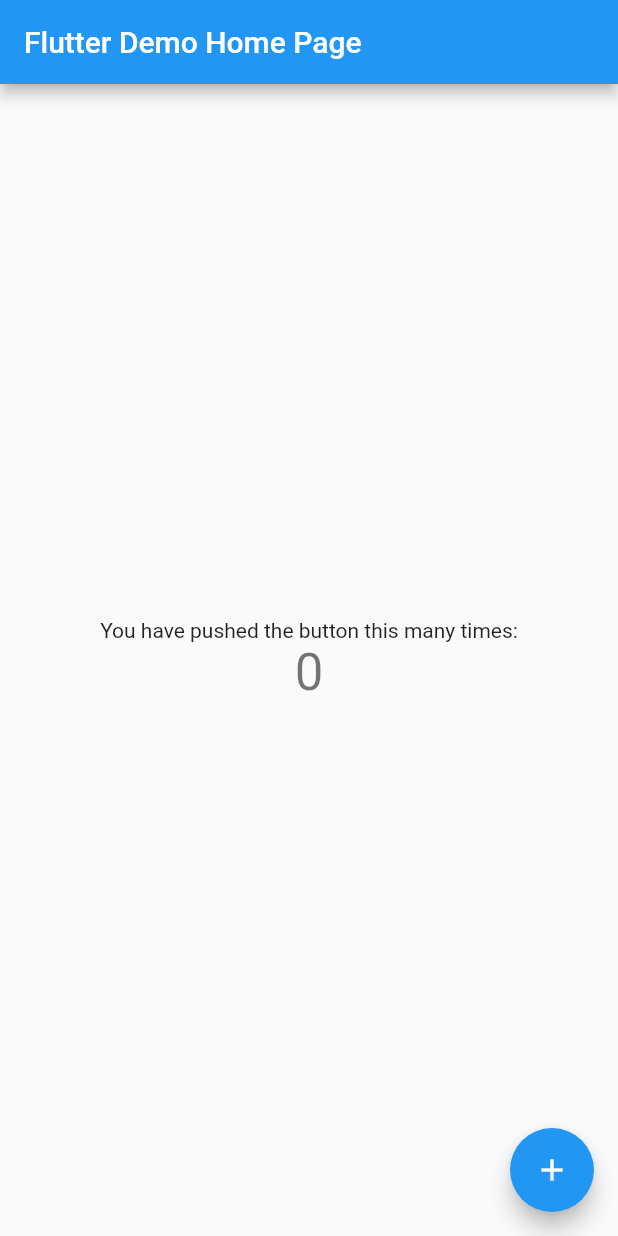
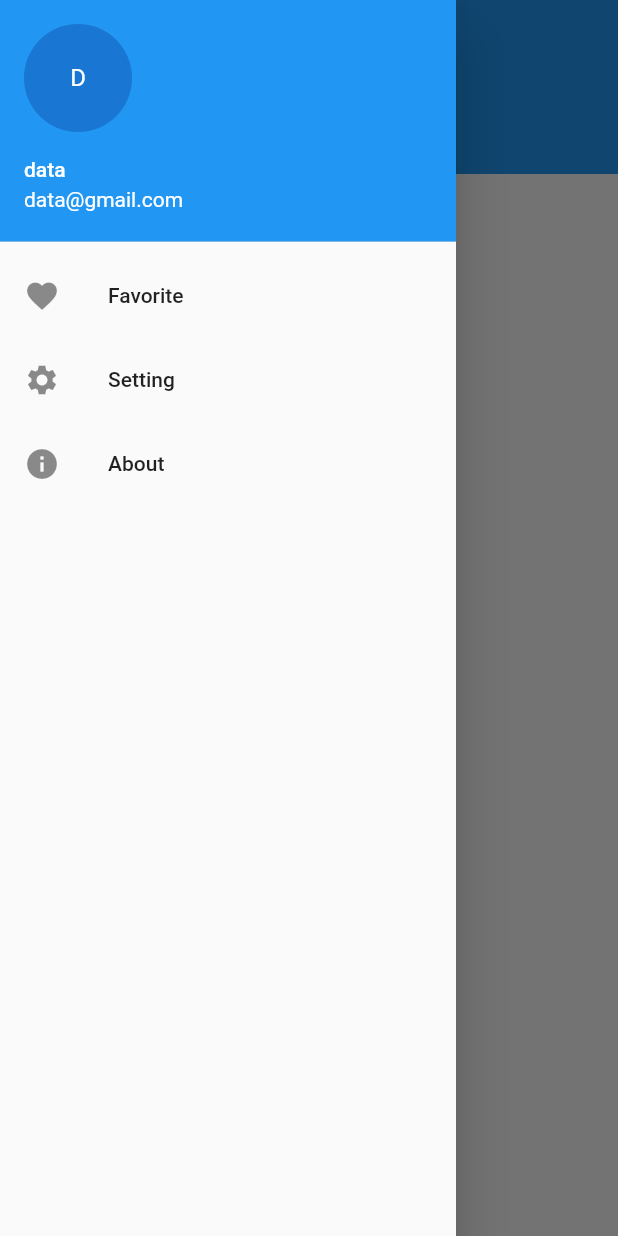
Before and after one commit to biswa1751/Book-Buddy, a Flutter app: the screen it shows after launch, with the side drawer open (before the commit the screen has no drawer), on a phone screen of 412 x 824 dp. Run offline on Flutter 3.47's test engine with Material 2 defaults, Android fonts, the phone set to English and light mode, and no system bars.

Commit message:
Initial UI

```diff
--- /dev/null
+++ b/lib/drawer.dart
@@ -0,0 +1,43 @@
+import 'package:flutter/material.dart';
+
+class MyDrawer extends StatefulWidget {
+  @override
+  _MyDrawerState createState() => _MyDrawerState();
+}
+
+class _MyDrawerState extends State<MyDrawer> {
+  @override
+  Widget build(BuildContext context) {
+    return Drawer(
+      child: ListView(
+        children: <Widget>[
+          UserAccountsDrawerHeader(
+            accountEmail: Text("data@gmail.com"),
+            accountName: Text("data"),
+            currentAccountPicture: CircleAvatar(
+              child: Text("D"),
+            ),
+          ),
+
+          ListTile(
+            leading: Icon(Icons.favorite),
+            title: Text("Favorite"),
+            onTap: (){
+              Navigator.pushNamed(context, "favorite");
+            },
+          ),
+          ListTile(
+            leading: Icon(Icons.settings),
+            title: Text("Setting"),
+            onTap: (){},
+          ),
+          ListTile(
+            leading: Icon(Icons.info),
+            title: Text("About"),
+            onTap: (){},
+          ),
+        ],
+      ),
+    );
+  }
+}
--- /dev/null
+++ b/lib/favorite.dart
@@ -0,0 +1,24 @@
+import 'package:flutter/material.dart';
+
+class Favorite extends StatefulWidget {
+  @override
+  _FavoriteState createState() => _FavoriteState();
+}
+
+class _FavoriteState extends State<Favorite> {
+  @override
+  Widget build(BuildContext context) {
+    return Scaffold(
+      appBar: AppBar(
+        title: Text("Favorite"),
+        leading: IconButton(
+          icon: Icon(Icons.arrow_back),
+          onPressed: (){
+            Navigator.pop(context);
+          },
+        ),
+      ),
+
+    );
+  }
+}
--- /dev/null
+++ b/lib/home_page.dart
@@ -0,0 +1,28 @@
+import 'package:book_buddy/drawer.dart';
+import 'package:flutter/material.dart';
+
+
+class MyHomePage extends StatefulWidget {
+  @override
+  _MyHomePageState createState() => _MyHomePageState();
+}
+
+class _MyHomePageState extends State<MyHomePage> {
+  @override
+  Widget build(BuildContext context) {
+    return Scaffold(
+      appBar: AppBar(
+        elevation: 0,
+      ),
+      drawer: MyDrawer(),
+      body: ListView(
+        children: <Widget>[
+          Container(
+            color: Theme.of(context).primaryColor,
+            height: 60.0,
+          )
+        ],
+      ),
+    );
+  }
+}
--- a/lib/main.dart
+++ b/lib/main.dart
@@ -1,111 +1,19 @@
+import 'package:book_buddy/favorite.dart';
+import 'package:book_buddy/home_page.dart';
 import 'package:flutter/material.dart';
 
 void main() => runApp(MyApp());
 
 class MyApp extends StatelessWidget {
-  // This widget is the root of your application.
   @override
   Widget build(BuildContext context) {
     return MaterialApp(
       title: 'Flutter Demo',
       theme: ThemeData(
-        // This is the theme of your application.
-        //
-        // Try running your application with "flutter run". You'll see the
-        // application has a blue toolbar. Then, without quitting the app, try
-        // changing the primarySwatch below to Colors.green and then invoke
-        // "hot reload" (press "r" in the console where you ran "flutter run",
-        // or simply save your changes to "hot reload" in a Flutter IDE).
-        // Notice that the counter didn't reset back to zero; the application
-        // is not restarted.
         primarySwatch: Colors.blue,
       ),
-      home: MyHomePage(title: 'Flutter Demo Home Page'),
+      home: MyHomePage(),
+      routes: {"favorite": (_) => Favorite()},
     );
   }
 }
-
-class MyHomePage extends StatefulWidget {
-  MyHomePage({Key key, this.title}) : super(key: key);
-
-  // This widget is the home page of your application. It is stateful, meaning
-  // that it has a State object (defined below) that contains fields that affect
-  // how it looks.
-
-  // This class is the configuration for the state. It holds the values (in this
-  // case the title) provided by the parent (in this case the App widget) and
-  // used by the build method of the State. Fields in a Widget subclass are
-  // always marked "final".
-
-  final String title;
-
-  @override
-  _MyHomePageState createState() => _MyHomePageState();
-}
-
-class _MyHomePageState extends State<MyHomePage> {
-  int _counter = 0;
-
-  void _incrementCounter() {
-    setState(() {
-      // This call to setState tells the Flutter framework that something has
-      // changed in this State, which causes it to rerun the build method below
-      // so that the display can reflect the updated values. If we changed
-      // _counter without calling setState(), then the build method would not be
-      // called again, and so nothing would appear to happen.
-      _counter++;
-    });
-  }
-
-  @override
-  Widget build(BuildContext context) {
-    // This method is rerun every time setState is called, for instance as done
-    // by the _incrementCounter method above.
-    //
-    // The Flutter framework has been optimized to make rerunning build methods
-    // fast, so that you can just rebuild anything that needs updating rather
-    // than having to individually change instances of widgets.
-    return Scaffold(
-      appBar: AppBar(
-        // Here we take the value from the MyHomePage object that was created by
-        // the App.build method, and use it to set our appbar title.
-        title: Text(widget.title),
-      ),
-      body: Center(
-        // Center is a layout widget. It takes a single child and positions it
-        // in the middle of the parent.
-        child: Column(
-          // Column is also layout widget. It takes a list of children and
-          // arranges them vertically. By default, it sizes itself to fit its
-          // children horizontally, and tries to be as tall as its parent.
-          //
-          // Invoke "debug painting" (press "p" in the console, choose the
-          // "Toggle Debug Paint" action from the Flutter Inspector in Android
-          // Studio, or the "Toggle Debug Paint" command in Visual Studio Code)
-          // to see the wireframe for each widget.
-          //
-          // Column has various properties to control how it sizes itself and
-          // how it positions its children. Here we use mainAxisAlignment to
-          // center the children vertically; the main axis here is the vertical
-          // axis because Columns are vertical (the cross axis would be
-          // horizontal).
-          mainAxisAlignment: MainAxisAlignment.center,
-          children: <Widget>[
-            Text(
-              'You have pushed the button this many times:',
-            ),
-            Text(
-              '$_counter',
-              style: Theme.of(context).textTheme.display1,
-            ),
-          ],
-        ),
-      ),
-      floatingActionButton: FloatingActionButton(
-        onPressed: _incrementCounter,
-        tooltip: 'Increment',
-        child: Icon(Icons.add),
-      ), // This trailing comma makes auto-formatting nicer for build methods.
-    );
-  }
-}
```
